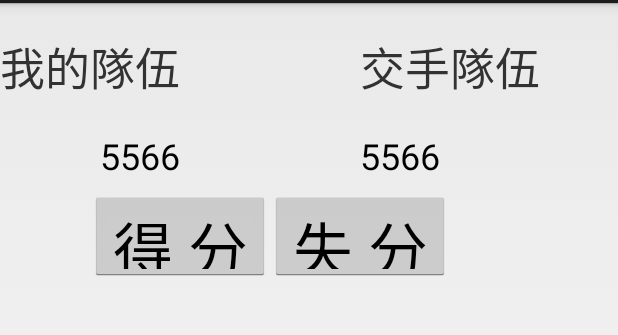
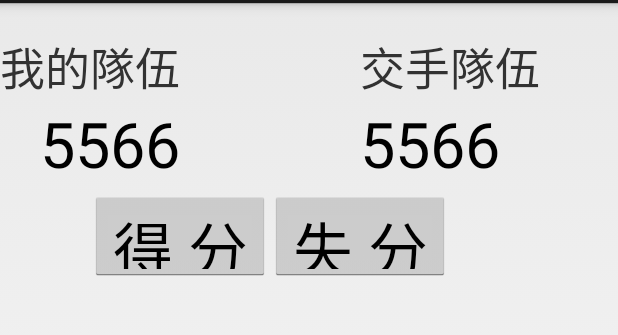
Before and after one commit to Jason52366/VolleyGameRecord, an Android app: the Record1 screen opened directly, with no data from a screen before it, on a phone screen of 412 x 824 dp, the part 69-404 px from its top. Run offline under Robolectric (Android 15) with nearby library versions, the light colour scheme and no system bars.

Commit message:
edit Login,Start,GameStart1, GameStart2.java; gamestart1.2 xml

```diff
--- a/app/src/main/res/layout/activity_record1.xml
+++ b/app/src/main/res/layout/activity_record1.xml
@@ -58,11 +58,10 @@
         android:textAppearance="?android:attr/textAppearanceLarge"
         android:text="5566"
         android:id="@+id/textView_record1OurScore"
+        android:textSize="42dp"
         android:layout_below="@+id/textView_record1OurTeam"
         android:layout_alignRight="@+id/textView_record1OurTeam"
-        android:layout_alignEnd="@+id/textView_record1OurTeam"
-        android:layout_marginTop="20dp"
-        android:textSize="24dp" />
+        android:layout_alignEnd="@+id/textView_record1OurTeam" />
 
     <TextView
         android:layout_width="wrap_content"
@@ -70,9 +69,9 @@
         android:textAppearance="?android:attr/textAppearanceLarge"
         android:text="5566"
         android:id="@+id/textView_record1RivalScore"
-        android:layout_alignTop="@+id/textView_record1OurScore"
+        android:textSize="42dp"
+        android:layout_below="@+id/textView_record1RivalTeam"
         android:layout_alignLeft="@+id/textView_record1RivalTeam"
-        android:layout_alignStart="@+id/textView_record1RivalTeam"
-        android:textSize="24dp" />
+        android:layout_alignStart="@+id/textView_record1RivalTeam" />
 
 </RelativeLayout>
```
